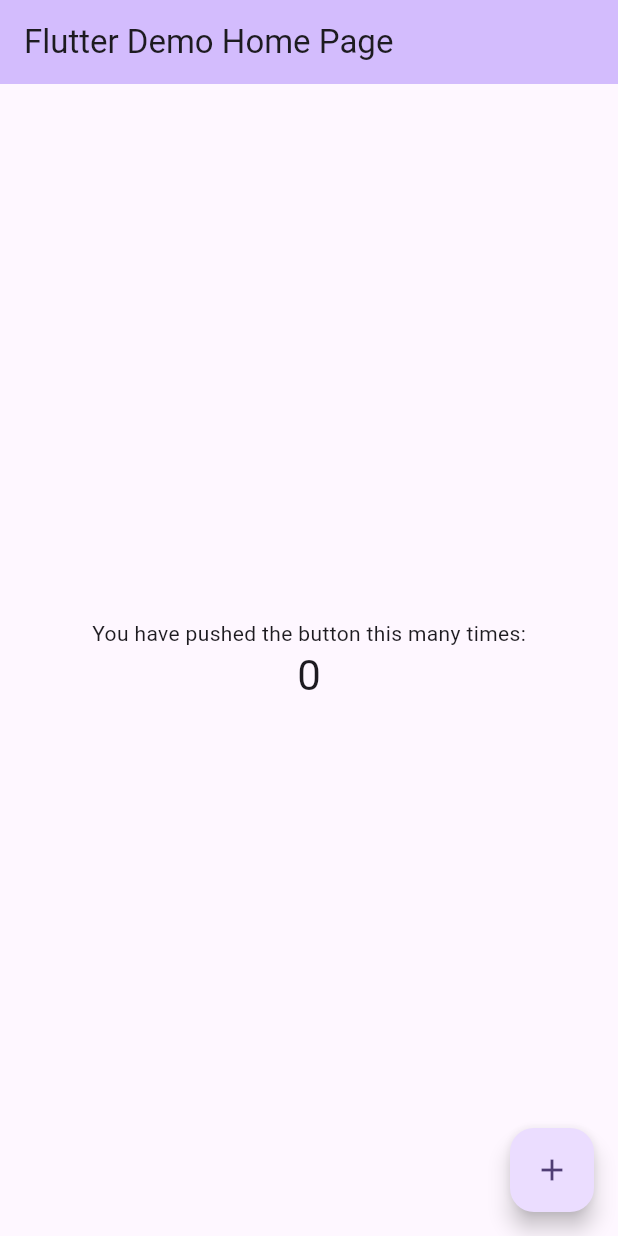
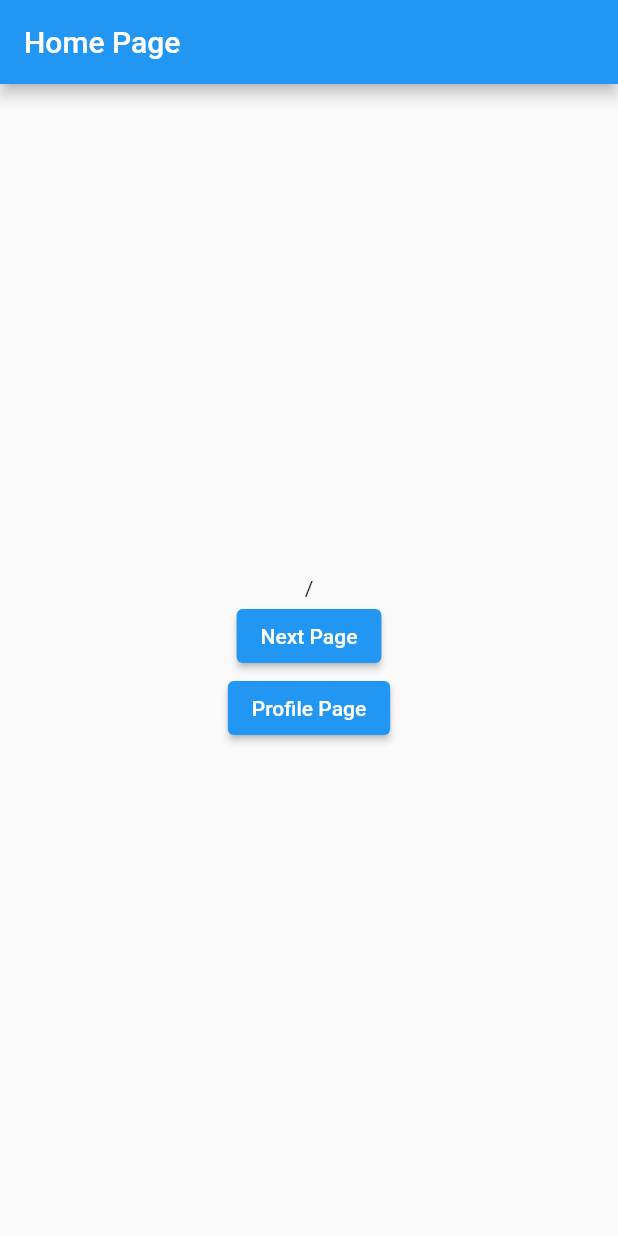
Before and after one commit to anasrul03/Futsal_Book, a Flutter app: the screen it shows after launch, on a phone screen of 412 x 824 dp. Run offline on Flutter 3.47's test engine with Material 2 defaults, Android fonts, the phone set to English and light mode, and no system bars; our stand-ins replace bloc, firebase_core, go_router; accounts and stored records are empty.

Commit message:
first commit for routing

```diff
--- a/lib/main.dart
+++ b/lib/main.dart
@@ -1,9 +1,17 @@
 import 'package:firebase_core/firebase_core.dart';
 import 'package:flutter/material.dart';
+import 'package:futsal_book_app/routes/app_route.dart';
+import 'package:futsal_book_app/views/Error_Page.dart';
+import 'package:futsal_book_app/views/Favorite_Page.dart';
+import 'package:futsal_book_app/views/Home_Page.dart';
+import 'package:futsal_book_app/views/Profile_Page.dart';
+import 'package:futsal_book_app/views/Promotion_page.dart';
+import 'package:go_router/go_router.dart';
 
 import 'firebase_options.dart';
 
 Future main() async {
+  WidgetsFlutterBinding.ensureInitialized();
   await Firebase.initializeApp(
     options: DefaultFirebaseOptions.currentPlatform,
   );
@@ -16,28 +24,10 @@ class MyApp extends StatelessWidget {
   // This widget is the root of your application.
   @override
   Widget build(BuildContext context) {
-    return MaterialApp(
-      title: 'Flutter Demo',
-      theme: ThemeData(
-        // This is the theme of your application.
-        //
-        // TRY THIS: Try running your application with "flutter run". You'll see
-        // the application has a blue toolbar. Then, without quitting the app,
-        // try changing the seedColor in the colorScheme below to Colors.green
-        // and then invoke "hot reload" (save your changes or press the "hot
-        // reload" button in a Flutter-supported IDE, or press "r" if you used
-        // the command line to start the app).
-        //
-        // Notice that the counter didn't reset back to zero; the application
-        // state is not lost during the reload. To reset the state, use hot
-        // restart instead.
-        //
-        // This works for code too, not just values: Most code changes can be
-        // tested with just a hot reload.
-        colorScheme: ColorScheme.fromSeed(seedColor: Colors.deepPurple),
-        useMaterial3: true,
-      ),
-      home: const MyHomePage(title: 'Flutter Demo Home Page'),
+    return MaterialApp.router(
+      routerDelegate: router.routerDelegate,
+      routeInformationParser: router.routeInformationParser,
+      routeInformationProvider: router.routeInformationProvider,
     );
   }
 }
--- /dev/null
+++ b/lib/routes/app_route.dart
@@ -0,0 +1,41 @@
+import 'package:flutter/material.dart';
+import 'package:go_router/go_router.dart';
+
+import '../views/Error_Page.dart';
+import '../views/Favorite_Page.dart';
+import '../views/Home_Page.dart';
+import '../views/Profile_Page.dart';
+import '../views/Promotion_page.dart';
+
+final GoRouter router = GoRouter(
+  errorBuilder: (BuildContext context, state) => const ErrorPage(),
+  routes: [
+    GoRoute(
+      path: '/',
+      builder: (BuildContext context, GoRouterState state) => const HomePage(),
+      routes: <GoRoute>[
+        GoRoute(
+          path: 'promotion',
+          builder: (BuildContext context, GoRouterState state) =>
+              const PromotionPage(),
+        ),
+        GoRoute(
+          path: 'favorite',
+          builder: (BuildContext context, GoRouterState state) =>
+              const FavoritePage(),
+        ),
+      ],
+    ),
+    GoRoute(
+        path: '/profile',
+        builder: (BuildContext context, GoRouterState state) =>
+            const ProfilePage(),
+        routes: <GoRoute>[
+          // GoRoute(
+          //   path: 'settings',
+          //   builder: (BuildContext context, GoRouterState state) =>
+          //       const ProfilePage(),
+          // ),
+        ])
+  ],
+);
--- /dev/null
+++ b/lib/views/Error_Page.dart
@@ -0,0 +1,14 @@
+import 'package:flutter/material.dart';
+import 'package:go_router/go_router.dart';
+
+class ErrorPage extends StatelessWidget {
+  const ErrorPage({super.key});
+
+  @override
+  Widget build(BuildContext context) {
+    return Scaffold(
+      appBar: AppBar(title: const Text("Favorite Page")),
+      body: const Center(child: Text("Error Page")),
+    );
+  }
+}
--- /dev/null
+++ b/lib/views/Home_Page.dart
@@ -0,0 +1,34 @@
+import 'package:flutter/material.dart';
+import 'package:go_router/go_router.dart';
+
+class HomePage extends StatelessWidget {
+  const HomePage({super.key});
+
+  @override
+  Widget build(BuildContext context) {
+    final router = GoRouter.of(context);
+    return Scaffold(
+      appBar: AppBar(title: const Text("Home Page")),
+      body: Center(
+        child: Column(
+          mainAxisAlignment: MainAxisAlignment.center,
+          children: <Widget>[
+            Text(router.location.toString()),
+            ElevatedButton(
+              onPressed: () {
+                context.go('/favorite');
+              },
+              child: const Text("Next Page"),
+            ),
+            ElevatedButton(
+              onPressed: () {
+                context.go('/profile');
+              },
+              child: const Text("Profile Page"),
+            ),
+          ],
+        ),
+      ),
+    );
+  }
+}
--- a/pubspec.yaml
+++ b/pubspec.yaml
@@ -38,6 +38,7 @@ dependencies:
   bloc: ^8.1.2
   flutterfire_cli: ^0.2.7
   firebase_core: ^2.13.0
+  go_router: ^7.1.1
 
 dev_dependencies:
   flutter_test:
```
Also changed, not shown: lib/views/Favorite_Page.dart (added, +22 -0 lines), lib/views/Profile_Page.dart (added, +28 -0 lines), lib/views/Profile_Settings_Page.dart (added, +26 -0 lines), lib/views/Promotion_page.dart (added, +23 -0 lines), lib/routes/app_route_name.dart (added), pubspec.lock, 2 other files.
